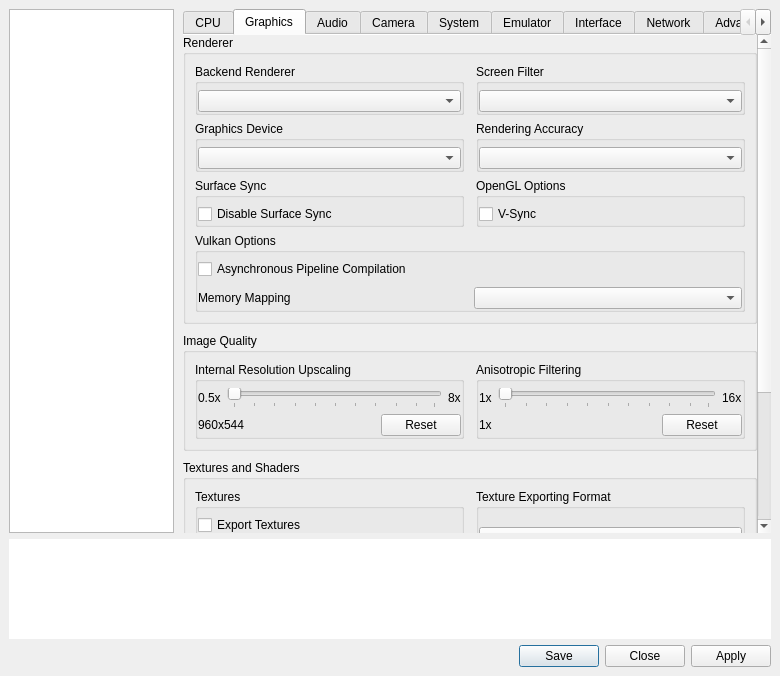
Zephyr-Lambert/Vita3K-BG, file vita3k/gui-qt/src/settings_dialog.ui: the form before one commit.
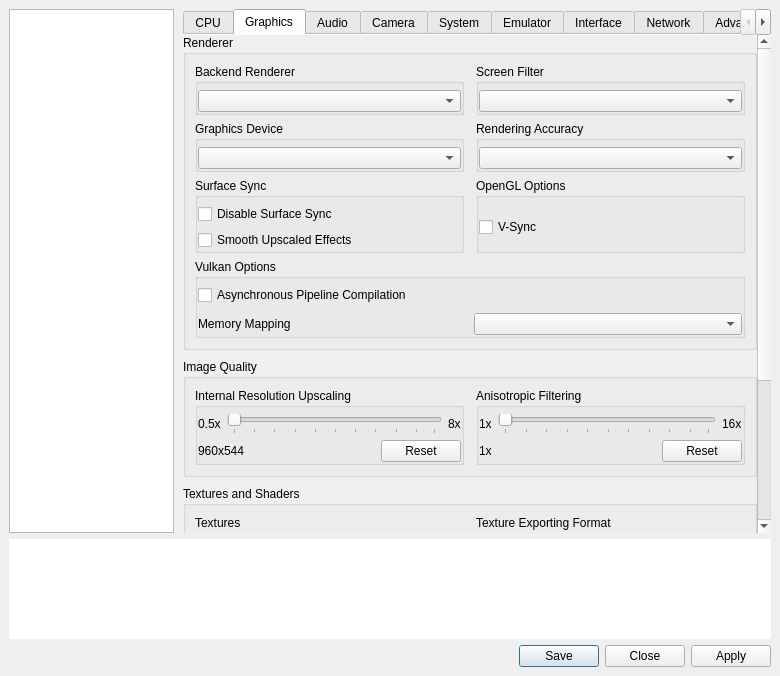
The form after the commit. The open tabs and pages were chosen to show the change.

Commit message:
Add a 'Smooth Upscaled Effects' setting (on by default)
Turns the upscaled bloom smoothing on or off at runtime, per game or
globally, on both renderers. The shader reads a new fragment uniform and
falls back to a plain bilinear sample when it's off.

Claude-Session: https://claude.ai/code/session_01UzeQo5xoRcJUp659voeSfg

Patch:
```diff
--- a/vita3k/gui-qt/src/settings_dialog.ui
+++ b/vita3k/gui-qt/src/settings_dialog.ui
@@ -447,6 +447,13 @@
                      </property>
                     </widget>
                    </item>
+                   <item>
+                    <widget class="QCheckBox" name="smooth_upscaled_effects">
+                     <property name="text">
+                      <string>Smooth Upscaled Effects</string>
+                     </property>
+                    </widget>
+                   </item>
                   </layout>
                  </widget>
                 </item>
```
The commit also changes 14 other files.
